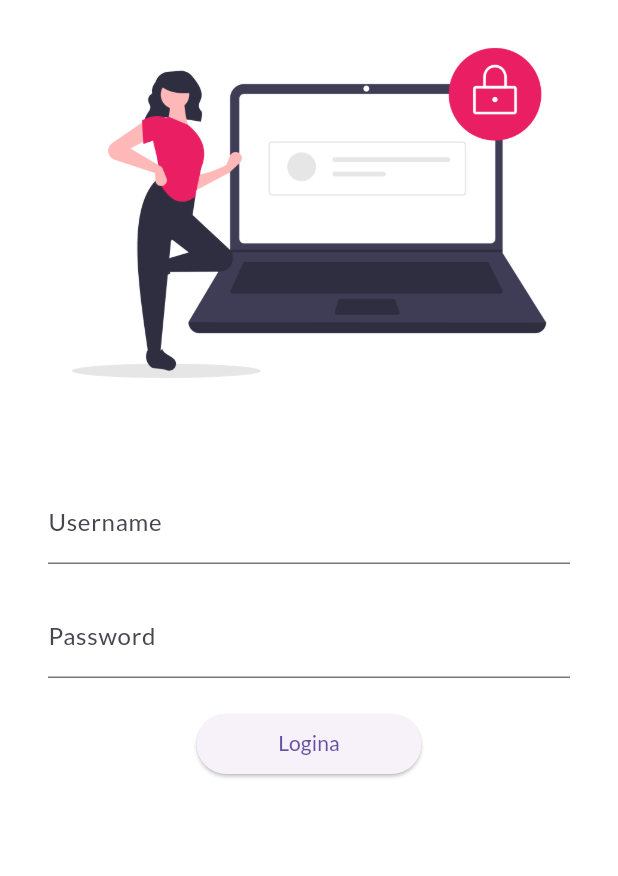
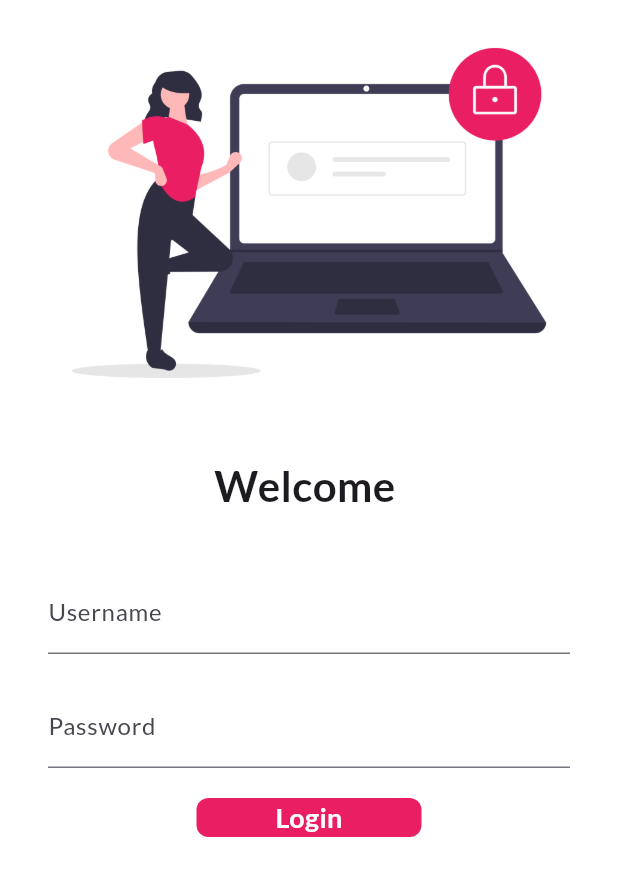
Before and after one commit to ShreyaBadgaiyan/Catalog_app., a Flutter app: the screen it shows after launch, on a phone screen of 412 x 824 dp. Shown: the top 876 px of the screen. Run offline on Flutter 3.47's test engine with Material 3 defaults, Android fonts, the phone set to English and light mode, and no system bars; our stand-ins replace google_fonts.

Commit message:
Learned basic Animations

```diff
--- a/lib/screens/loginPage.dart
+++ b/lib/screens/loginPage.dart
@@ -11,21 +11,40 @@ class LoginPage extends StatefulWidget {
 }
 
 class _LoginPageState extends State<LoginPage> {
+  // String name
+  String name="";
+  bool changeButton=false;
   @override
   Widget build(BuildContext context) {
     return Material(
       color:Colors.white,
       child:SingleChildScrollView(
-        child:Column(
+        child: Column(
           children:[
             Image.asset(
               "assets/Images/login.png",
-              fit:BoxFit.cover,
+fit: BoxFit.cover,
             ),
 
             SizedBox(
               height:20.0,
             ),
+
+
+            Text("Welcome $name",
+              style:
+              TextStyle(
+                fontSize: 28,
+                fontWeight: FontWeight.bold,
+              ),
+            ),
+            SizedBox(
+              height:20.0,
+            ),
+
+
+
+
             Padding(
                 padding:const EdgeInsets.symmetric(
             vertical:16.0,horizontal: 32.0
@@ -33,10 +52,24 @@ class _LoginPageState extends State<LoginPage> {
             child: Column(
               children:[
                 TextFormField(
+                  style: TextStyle(
+                    decoration: TextDecoration.none,
+                    decorationThickness: 0,
+                  ),
+
                   decoration:InputDecoration(
+                    focusedBorder: InputBorder.none,
                     hintText: "Enter Username",
                     labelText:"Username",
+
                   ),
+                  onChanged:(value){
+                    name=value;
+                    setState(() {
+
+                    });
+                  },
+
                 ),
 
                 SizedBox(
@@ -56,12 +89,57 @@ class _LoginPageState extends State<LoginPage> {
                   height:20.0,
                 ),
 
-                ElevatedButton(
-                  child:Text("Logina"),
-                  style:TextButton.styleFrom(minimumSize:Size(150,40)),
-                  onPressed: (){
+                // ElevatedButton(
+                //   child:Text("Login"),
+                //   style:TextButton.styleFrom(minimumSize:Size(150,40)),
+                //   onPressed: (){
+                //     Navigator.pushNamed(context, MyRoutes.homeRoute);
+                //   },
+                // )
+
+
+                InkWell(
+
+
+                  onTap: () async {
+                    setState(() {
+                      changeButton=true;
+                    });
+
+                    await Future.delayed(Duration(seconds:1));
                     Navigator.pushNamed(context, MyRoutes.homeRoute);
+
                   },
+                  child:
+                  AnimatedContainer(
+                    duration: Duration(seconds:1),
+                    width:changeButton?50:150,
+                    // height:50,
+
+                    alignment: Alignment.center,
+                    child: changeButton?Icon(
+                        Icons.done
+                    ,
+
+                    color: Colors.white,
+                    ):
+                    Text("Login",
+                    style:
+                      TextStyle(
+                        color:Colors.white,
+                        fontWeight: FontWeight.bold,
+                        fontSize: 18,
+                      ),),
+                    decoration: BoxDecoration(
+                      color: Colors.pink,
+                      borderRadius: BorderRadius.circular(changeButton?50:8),
+                      // shape: changeButton?
+
+                      // BoxShape.circle
+                      //     :BoxShape.rectangle,
+
+                    ),
+                  ),
                 )
 
 
```
